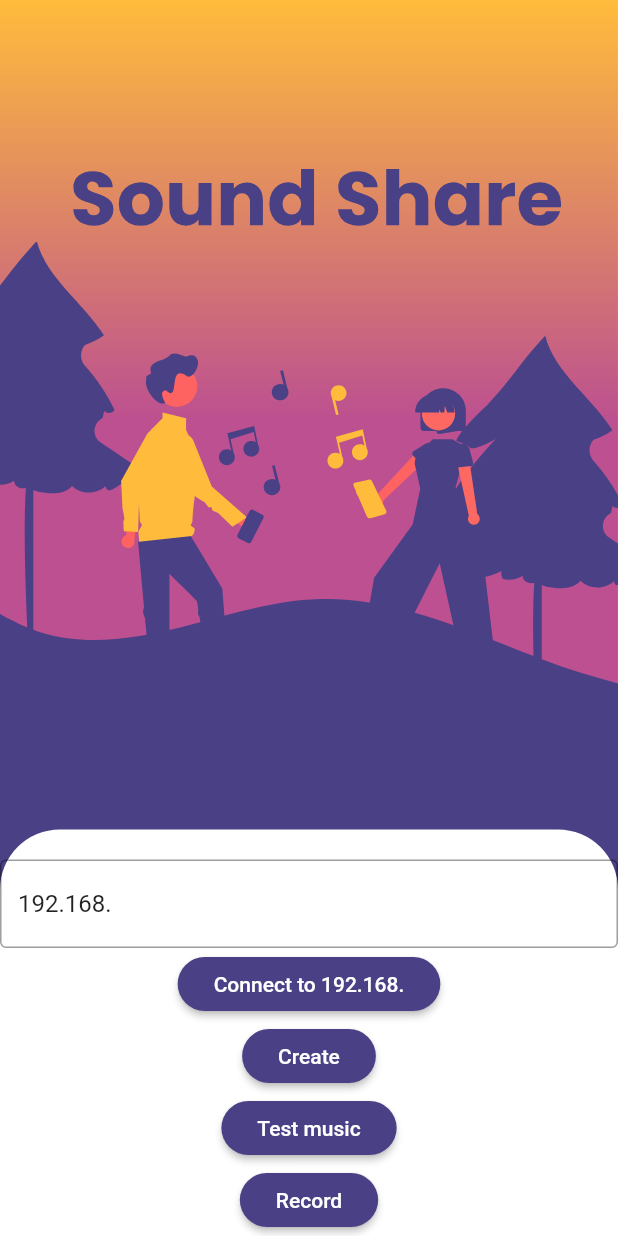
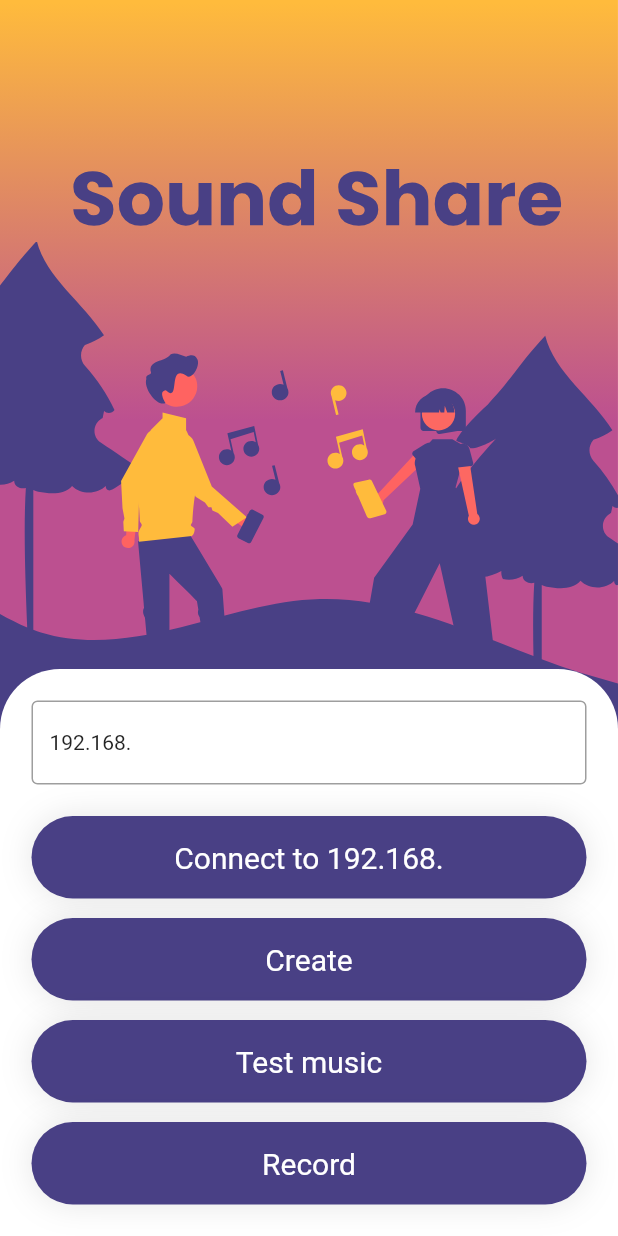
Before and after one commit to SpeeritX/SoundShare, a Flutter app: the screen it shows after launch, on a phone screen of 412 x 824 dp. Run offline on Flutter 3.47's test engine with Material 2 defaults, Android fonts, the phone set to English and light mode, and no system bars; our stand-ins replace file_picker, flutter_svg, freezed_annotation, just_audio, logger, rxdart; missing offline and left inert: id3, media_info, noise_meter, security_scoped_resource; Roboto replaces fonts that are missing (Poppins).

Commit message:
Update application styling

```diff
--- /dev/null
+++ b/lib/common/utils/nullable_extensions.dart
@@ -0,0 +1,9 @@
+extension NullableExtensions<T> on T? {
+  T orIfNull(T Function() onNull) {
+    final value = this;
+    if (value == null) {
+      return onNull();
+    }
+    return value;
+  }
+}
--- /dev/null
+++ b/lib/common/utils/responsive_utils.dart
@@ -0,0 +1,11 @@
+import 'package:flutter/cupertino.dart';
+
+class ResponsiveUtils {
+  static bool isSmallScreen(BuildContext context) {
+    return MediaQuery.of(context).size.shortestSide < 350;
+  }
+
+  static bool isTablet(BuildContext context) {
+    return MediaQuery.of(context).size.shortestSide > 600;
+  }
+}
--- a/lib/main.dart
+++ b/lib/main.dart
@@ -1,6 +1,7 @@
 import 'package:flutter/material.dart';
+import 'package:sound_share/ui/app_configuration_widget.dart';
 import 'package:sound_share/ui/screens/splash/splash_screen.dart';
-import 'package:sound_share/ui/style/app_colors.dart';
+import 'package:sound_share/ui/style/theme/app_theme.dart';
 
 void main() {
   runApp(const MyApp());
@@ -13,12 +14,10 @@ class MyApp extends StatelessWidget {
   Widget build(BuildContext context) {
     return MaterialApp(
       title: 'SoundShare',
-      theme: ThemeData(
-          buttonTheme: const ButtonThemeData(
-        buttonColor: AppColors.primary,
-        textTheme: ButtonTextTheme.primary,
-      )),
-      home: const SplashScreen(),
+      theme: AppTheme.lightTheme,
+      home: const AppConfigurationWidget(
+        child: SplashScreen(),
+      ),
     );
   }
 }
--- /dev/null
+++ b/lib/ui/app_configuration_widget.dart
@@ -0,0 +1,31 @@
+import 'package:flutter/material.dart';
+import 'package:sound_share/ui/style/paddings.dart';
+
+class AppConfigurationWidget extends StatefulWidget {
+  final Widget child;
+
+  const AppConfigurationWidget({required this.child, Key? key})
+      : super(key: key);
+
+  @override
+  State<AppConfigurationWidget> createState() => _AppConfigurationWidgetState();
+}
+
+class _AppConfigurationWidgetState extends State<AppConfigurationWidget> {
+  var _initialized = false;
+
+  @override
+  Widget build(BuildContext context) {
+    return widget.child;
+  }
+
+  @override
+  void didChangeDependencies() {
+    super.didChangeDependencies();
+    if (_initialized) {
+      return;
+    }
+    _initialized = true;
+    Paddings.init(context);
+  }
+}
--- a/lib/ui/screens/home/home_screen.dart
+++ b/lib/ui/screens/home/home_screen.dart
@@ -5,6 +5,7 @@ import 'package:sound_share/ui/screens/home/record_screen.dart';
 import 'package:sound_share/ui/screens/player/music_test_screen.dart';
 import 'package:sound_share/ui/screens/player/player_screen.dart';
 
+import '../../style/paddings.dart';
 import '../../widgets/buttons/primary_full_button.dart';
 
 class HomeScreen extends StatefulWidget {
@@ -46,7 +47,7 @@ class _HomeScreenState extends State<HomeScreen> {
             child: Align(
               alignment: Alignment.bottomCenter,
               child: Container(
-                padding: const EdgeInsets.only(top: 20),
+                padding: EdgeInsets.all(Paddings.dynamic.m3),
                 decoration: const BoxDecoration(
                     color: Colors.white,
                     borderRadius: BorderRadius.only(
@@ -67,29 +68,33 @@ class _HomeScreenState extends State<HomeScreen> {
                         hintText: 'IP',
                       ),
                     ),
+                    SizedBox(height: Paddings.dynamic.m3),
                     PrimaryFullButton(
                       onPressed: () {
                         _connect();
                       },
-                      child: Text("Connect to $_ip"),
+                      text: "Connect to $_ip",
                     ),
+                    SizedBox(height: Paddings.dynamic.m2),
                     PrimaryFullButton(
                       onPressed: () {
                         _createNetwork();
                       },
-                      child: const Text("Create"),
+                      text: "Create",
                     ),
+                    SizedBox(height: Paddings.dynamic.m2),
                     PrimaryFullButton(
                       onPressed: () {
                         _openTestMusic();
                       },
-                      child: const Text("Test music"),
+                      text: "Test music",
                     ),
+                    SizedBox(height: Paddings.dynamic.m2),
                     PrimaryFullButton(
                       onPressed: () {
                         _openRecording();
                       },
-                      child: const Text("Record"),
+                      text: "Record",
                     ),
                   ],
                 ),
--- a/lib/ui/screens/home/record_screen.dart
+++ b/lib/ui/screens/home/record_screen.dart
@@ -38,13 +38,13 @@ class _RecordScreenState extends State<RecordScreen> {
           children: [
             PrimaryFullButton(
               onPressed: () {
-                if(_isRecording) {
+                if (_isRecording) {
                   stopRecorder();
                 } else {
                   start();
                 }
               },
-              child: const Text("Detect loud sound"),
+              text: "Detect loud sound",
             ),
           ],
         ),
--- a/lib/ui/screens/player/music_test_screen.dart
+++ b/lib/ui/screens/player/music_test_screen.dart
@@ -1,17 +1,14 @@
 import 'dart:io';
-import 'dart:typed_data';
-import 'package:path/path.dart';
 
 import 'package:file_picker/file_picker.dart';
 import 'package:flutter/material.dart';
-import 'package:sound_share/common/utils/iterable_extensions.dart';
+import 'package:path/path.dart';
 import 'package:sound_share/domain/music/directory/directory.dart';
-import 'package:sound_share/domain/music/package/music_package.dart';
 import 'package:sound_share/domain/music/player/music_buffer.dart';
 import 'package:sound_share/domain/music/player/music_player.dart';
+import 'package:sound_share/domain/music/player/music_queue.dart';
 import 'package:sound_share/domain/music/reader/music_reader.dart';
 import 'package:sound_share/domain/music/song/song.dart';
-import 'package:sound_share/domain/music/player/music_queue.dart';
 import 'package:sound_share/ui/widgets/buttons/primary_full_button.dart';
 
 class MusicTestScreen extends StatefulWidget {
@@ -105,19 +102,19 @@ class _MusicTestScreenState extends State<MusicTestScreen> {
                 onPressed: () {
                   _play();
                 },
-                child: const Text("Play"),
+                text: "Play",
               ),
               PrimaryFullButton(
                 onPressed: () {
                   _stop();
                 },
-                child: const Text("Pause"),
+                text: "Pause",
               ),
               PrimaryFullButton(
                 onPressed: () {
                   _loadFile();
                 },
-                child: const Text("Pick songs"),
+                text: "Pick songs",
               ),
             ],
             for (var i = 0; i < _songs.length; i++) ...[
@@ -125,7 +122,7 @@ class _MusicTestScreenState extends State<MusicTestScreen> {
                 onPressed: () {
                   _pickSong(i);
                 },
-                child: Text(basename(_songs[i].file.path)),
+                text: basename(_songs[i].file.path),
               ),
             ]
           ],
--- a/lib/ui/screens/player/player_screen.dart
+++ b/lib/ui/screens/player/player_screen.dart
@@ -111,7 +111,7 @@ class _PlayerScreenState extends State<PlayerScreen> {
               onPressed: () {
                 _pickFile();
               },
-              child: Text("Pick file"),
+              text: "Pick file",
             ),
           ],
         ),
--- a/lib/ui/screens/splash/splash_screen.dart
+++ b/lib/ui/screens/splash/splash_screen.dart
@@ -26,7 +26,7 @@ class _SplashScreenState extends State<SplashScreen> {
             Text(
               "SoundShare",
               style: Theme.of(context).textTheme.headline2!.copyWith(
-                    color: AppColors.primary,
+                    color: AppColors.primaryColor,
                   ),
             ),
           ],
@@ -41,9 +41,8 @@ class _SplashScreenState extends State<SplashScreen> {
 
     WidgetsBinding.instance.addPostFrameCallback((_) async {
       await Future.delayed(const Duration(seconds: 1));
-      if(mounted) {
-        Navigator.of(context)
-            .pushReplacement(
+      if (mounted) {
+        Navigator.of(context).pushReplacement(
             MaterialPageRoute(builder: (context) => const HomeScreen()));
       }
     });
--- a/lib/ui/style/app_colors.dart
+++ b/lib/ui/style/app_colors.dart
@@ -4,16 +4,16 @@ class AppColors {
   // Not allowed to create an instance
   AppColors._();
 
-  static const primary = MaterialColor(0xff494085, <int, Color>{
-    50: Color(0xff494085),
-    100: Color(0xff494085),
-    200: Color(0xff494085),
-    300: Color(0xff494085),
-    400: Color(0xff494085),
-    500: Color(0xff494085),
-    600: Color(0xff494085),
-    700: Color(0xff494085),
-    800: Color(0xff494085),
-    900: Color(0xff494085),
-  });
+  static const primaryColor = Color(0xff494085);
+  static const white = Color(0xFFFFFFFF);
+  static const lightGray = Color(0xFFE0E0E0);
+  static const darkGray = Color(0xFF212121);
+  static const middleGray = Color(0xFF7A7A7A);
+  static const blueGray = Color(0xFF4B5261);
+  static const black = Color(0xFF121212);
+  static const gray = Color(0xFF212121);
+  static const background = black;
+
+  static const green = Color(0xFF4EDA64);
+  static const red = Color(0xFFD74343);
 }
--- /dev/null
+++ b/lib/ui/style/padding_values.dart
@@ -0,0 +1,24 @@
+class PaddingValues {
+  final double m1;
+  final double m2;
+  final double m3;
+  final double m4;
+
+  const PaddingValues()
+      : m1 = 8,
+        m2 = 13,
+        m3 = 21,
+        m4 = 34;
+
+  const PaddingValues.smallScreen()
+      : m1 = 5,
+        m2 = 8,
+        m3 = 13,
+        m4 = 21;
+
+  const PaddingValues.tabletScreen()
+      : m1 = 13,
+        m2 = 21,
+        m3 = 34,
+        m4 = 55;
+}
--- /dev/null
+++ b/lib/ui/style/paddings.dart
@@ -0,0 +1,54 @@
+import 'package:flutter/cupertino.dart';
+import 'package:sound_share/common/utils/nullable_extensions.dart';
+import 'package:sound_share/ui/style/padding_values.dart';
+import 'package:sound_share/common/utils/responsive_utils.dart';
+
+///
+/// Provides padding values, based on screen size
+/// [static] paddings that are the same for every screen size
+/// Should be used for elements that do not change regardless of the screen size
+/// [dynamic] paddings may be different for phones with small screen or tablets
+/// Used for distances, elements that should be adjusted based on screen size
+class Paddings {
+  static _Values? _values;
+
+  static _Values get _valuesOrThrow =>
+      _values.orIfNull(() => throw StateError("Paddings is not initialized!"));
+
+  static PaddingValues get static => _valuesOrThrow.static;
+
+  static PaddingValues get dynamic => _valuesOrThrow.dynamic;
+
+  static void init(BuildContext context) {
+    _values = _createPaddingValues(context);
+  }
+
+  static _Values _createPaddingValues(BuildContext context) {
+    if (ResponsiveUtils.isSmallScreen(context)) {
+      return _Values(
+        static: const PaddingValues(),
+        dynamic: const PaddingValues.smallScreen(),
+      );
+    }
+    if (ResponsiveUtils.isTablet(context)) {
+      return _Values(
+        static: const PaddingValues(),
+        dynamic: const PaddingValues.tabletScreen(),
+      );
+    }
+    return _Values(
+      static: const PaddingValues(),
+      dynamic: const PaddingValues(),
+    );
+  }
+}
+
+class _Values {
+  PaddingValues static;
+  PaddingValues dynamic;
+
+  _Values({
+    required this.static,
+    required this.dynamic,
+  });
+}
--- /dev/null
+++ b/lib/ui/style/style_values.dart
@@ -0,0 +1,20 @@
+import 'package:flutter/material.dart';
+
+class StyleValues {
+  static const defaultRadius = BorderRadius.all(Radius.circular(32.0));
+
+  static const defaultIconSize = 27.0;
+
+  static List<BoxShadow> defaultShadow(BuildContext context) {
+    if (Theme.of(context).brightness == Brightness.light) {
+      return [
+        BoxShadow(
+          color: Colors.black.withOpacity(0.1),
+          blurRadius: 18,
+        ),
+      ];
+    } else {
+      return [];
+    }
+  }
+}
--- /dev/null
+++ b/lib/ui/style/theme/app_text_theme.dart
@@ -0,0 +1,65 @@
+import 'package:flutter/material.dart';
+import 'package:sound_share/ui/style/app_colors.dart';
+
+class AppTextTheme {
+  static const defaultFontFamily = "Poppins";
+
+  static final light = _defaultTheme.merge(const TextTheme(
+    bodyText1: TextStyle(color: AppColors.blueGray),
+    headline3: TextStyle(
+      color: AppColors.blueGray,
+    ),
+    button: TextStyle(
+      color: AppColors.white,
+    ),
+  ));
+
+  static final dark = _defaultTheme.merge(const TextTheme(
+    headline3: TextStyle(
+      color: AppColors.lightGray,
+    ),
+    button: TextStyle(
+      color: AppColors.gray,
+    ),
+  ));
+
+  static const _defaultTheme = TextTheme(
+    bodyText1: TextStyle(
+      fontWeight: FontWeight.normal,
+      fontSize: 16,
+    ),
+    bodyText2: TextStyle(
+      fontWeight: FontWeight.w600,
+      fontSize: 16,
+    ),
+    subtitle1: TextStyle(
+      fontWeight: FontWeight.normal,
+      fontSize: 14,
+    ),
+    headline1: TextStyle(
+      fontWeight: FontWeight.w300,
+      fontSize: 60,
+    ),
+    headline2: TextStyle(
+      fontWeight: FontWeight.w600,
+      fontSize: 30,
+    ),
+    headline3: TextStyle(
+      fontWeight: FontWeight.w600,
+      fontSize: 20,
+    ),
+    headline4: TextStyle(
+      fontWeight: FontWeight.normal,
+      fontSize: 16,
+    ),
+    headline6: TextStyle(
+      fontWeight: FontWeight.w600,
+      fontSize: 20,
+      color: AppColors.lightGray,
+    ),
+    button: TextStyle(
+      fontWeight: FontWeight.normal,
+      fontSize: 20,
+    ),
+  );
+}
--- /dev/null
+++ b/lib/ui/style/theme/app_theme.dart
@@ -0,0 +1,66 @@
+import 'package:flutter/material.dart';
+import 'package:flutter/services.dart';
+import 'package:sound_share/ui/style/app_colors.dart';
+import 'package:sound_share/ui/style/theme/app_text_theme.dart';
+
+class AppTheme {
+  static final lightTheme = ThemeData(
+    brightness: Brightness.light,
+    fontFamily: AppTextTheme.defaultFontFamily,
+    textTheme: AppTextTheme.light,
+    primaryColor: AppColors.primaryColor,
+    cardColor: AppColors.white,
+    shadowColor: AppColors.lightGray,
+    colorScheme: ColorScheme.fromSwatch(
+      brightness: Brightness.light,
+      accentColor: AppColors.primaryColor,
+      primarySwatch: Colors.yellow,
+      cardColor: AppColors.white,
+    ),
+    backgroundColor: AppColors.white,
+    scaffoldBackgroundColor: AppColors.white,
+    appBarTheme: const AppBarTheme(
+      color: AppColors.white,
+      systemOverlayStyle: SystemUiOverlayStyle(
+        systemNavigationBarColor: Colors.transparent,
+        systemNavigationBarIconBrightness: Brightness.dark,
+        statusBarIconBrightness: Brightness.dark,
+        statusBarBrightness: Brightness.light,
+        statusBarColor: Colors.transparent,
+      ),
+    ),
+    textSelectionTheme: const TextSelectionThemeData(
+      cursorColor: AppColors.black,
+    ),
+  );
+
+  static final darkTheme = ThemeData(
+    brightness: Brightness.dark,
+    fontFamily: AppTextTheme.defaultFontFamily,
+    textTheme: AppTextTheme.dark,
+    cardColor: AppColors.gray,
+    shadowColor: AppColors.gray,
+    primaryColor: AppColors.primaryColor,
+    colorScheme: ColorScheme.fromSwatch(
+      brightness: Brightness.dark,
+      accentColor: AppColors.primaryColor,
+      primarySwatch: Colors.yellow,
+      cardColor: AppColors.darkGray,
+    ),
+    backgroundColor: AppColors.black,
+    scaffoldBackgroundColor: AppColors.black,
+    appBarTheme: const AppBarTheme(
+      color: AppColors.black,
+      systemOverlayStyle: SystemUiOverlayStyle(
+        systemNavigationBarColor: Colors.transparent,
+        systemNavigationBarIconBrightness: Brightness.light,
+        statusBarIconBrightness: Brightness.light,
+        statusBarBrightness: Brightness.dark,
+        statusBarColor: Colors.transparent,
+      ),
+    ),
+    textSelectionTheme: const TextSelectionThemeData(
+      cursorColor: AppColors.white,
+    ),
+  );
+}
--- a/lib/ui/widgets/buttons/primary_full_button.dart
+++ b/lib/ui/widgets/buttons/primary_full_button.dart
@@ -1,25 +1,49 @@
 import 'package:flutter/material.dart';
 import 'package:sound_share/ui/style/app_colors.dart';
+import 'package:sound_share/ui/style/style_values.dart';
+import 'package:sound_share/ui/widgets/shrink_tap.dart';
 
 class PrimaryFullButton extends StatelessWidget {
+  final String text;
   final VoidCallback onPressed;
-  final Widget child;
+  final Color backgroundColor;
+  final bool disable;
+  final double? width;
+  final Widget? child;
+  final TextStyle? style;
 
   const PrimaryFullButton({
     Key? key,
+    required this.text,
     required this.onPressed,
-    required this.child,
+    this.backgroundColor = AppColors.primaryColor,
+    this.disable = false,
+    this.width = double.infinity,
+    this.child,
+    this.style,
   }) : super(key: key);
 
   @override
   Widget build(BuildContext context) {
-    return MaterialButton(
-      onPressed: onPressed,
-      color: AppColors.primary,
-      shape: RoundedRectangleBorder(
-        borderRadius: BorderRadius.circular(18.0),
+    return ShrinkTap(
+      onTap: () {
+        if (!disable) onPressed();
+      },
+      child: Container(
+        width: width,
+        padding: const EdgeInsets.symmetric(horizontal: 16, vertical: 16),
+        decoration: BoxDecoration(
+          borderRadius: StyleValues.defaultRadius,
+          color: backgroundColor,
+          boxShadow: StyleValues.defaultShadow(context),
+        ),
+        child: child ??
+            Text(
+              text,
+              style: style ?? Theme.of(context).textTheme.button,
+              textAlign: TextAlign.center,
+            ),
       ),
-      child: child,
     );
   }
 }
--- /dev/null
+++ b/lib/ui/widgets/shrink_tap.dart
@@ -0,0 +1,79 @@
+import 'package:async/async.dart';
+import 'package:flutter/material.dart';
+
+class ShrinkTap extends StatefulWidget {
+  final Widget child;
+  final VoidCallback? onTap;
+  final HitTestBehavior? behavior;
+
+  const ShrinkTap(
+      {Key? key, required this.child, required this.onTap, this.behavior})
+      : super(key: key);
+
+  @override
+  _ShrinkTapState createState() => _ShrinkTapState();
+}
+
+class _ShrinkTapState extends State<ShrinkTap> with TickerProviderStateMixin {
+  static const _animationCurve = Curves.linear;
+  static const _animationTime = Duration(milliseconds: 130);
+  static const _tapScale = 0.97;
+
+  late AnimationController _controller;
+  late Animation<double> _animation;
+  final double _scale = 1;
+
+  CancelableOperation? _delayedAnimation;
+
+  @override
+  void initState() {
+    super.initState();
+    _controller = AnimationController(
+      vsync: this,
+      value: _scale,
+    );
+    _animation = CurvedAnimation(
+      parent: _controller,
+      curve: Curves.linear,
+    );
+  }
+
+  @override
+  void dispose() {
+    _delayedAnimation?.cancel();
+    _controller.dispose();
+    super.dispose();
+  }
+
+  @override
+  Widget build(BuildContext context) {
+    if (widget.onTap == null) {
+      return widget.child;
+    }
+    return GestureDetector(
+      behavior: widget.behavior,
+      onTap: () => widget.onTap?.call(),
+      onTapDown: (details) {
+        _delayedAnimation?.cancel();
+        _controller.animateTo(_tapScale,
+            curve: _animationCurve, duration: _animationTime);
+      },
+      onTapCancel: () {
+        _controller.animateTo(1,
+            curve: _animationCurve, duration: _animationTime);
+      },
+      onTapUp: (details) {
+        _delayedAnimation = CancelableOperation.fromFuture(
+                Future.delayed(const Duration(milliseconds: 100)))
+            .then((_) {
+          _controller.animateTo(1,
+              curve: _animationCurve, duration: _animationTime);
+        });
+      },
+      child: ScaleTransition(
+        scale: _animation,
+        child: widget.child,
+      ),
+    );
+  }
+}
```
